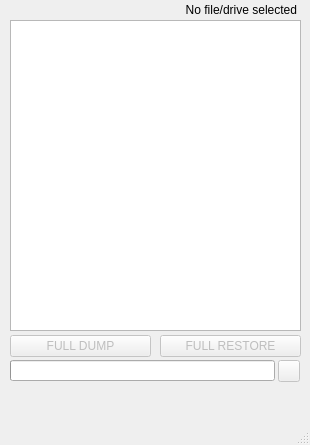
This is NxNandManager/mainwindow.ui in eliboa/NxNandManager as Qt 5 draws it before an edit. The edited form follows.
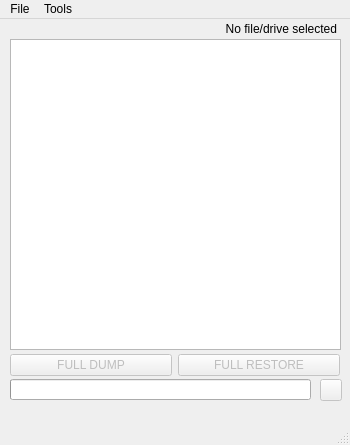
This is the edited form. Icons and pictures are not drawn.

Diff of the .ui file:
```diff
--- a/NxNandManager/mainwindow.ui
+++ b/NxNandManager/mainwindow.ui
@@ -6,13 +6,13 @@
    <rect>
     <x>0</x>
     <y>0</y>
-    <width>310</width>
+    <width>350</width>
     <height>445</height>
    </rect>
   </property>
   <property name="minimumSize">
    <size>
-    <width>310</width>
+    <width>350</width>
     <height>445</height>
    </size>
   </property>
@@ -41,7 +41,7 @@
      <rect>
       <x>10</x>
       <y>20</y>
-      <width>291</width>
+      <width>331</width>
       <height>311</height>
      </rect>
     </property>
@@ -57,7 +57,7 @@
      <rect>
       <x>10</x>
       <y>360</y>
-      <width>265</width>
+      <width>301</width>
       <height>21</height>
      </rect>
     </property>
@@ -572,7 +572,7 @@
      <rect>
       <x>10</x>
       <y>335</y>
-      <width>141</width>
+      <width>162</width>
       <height>22</height>
      </rect>
     </property>
@@ -604,9 +604,9 @@
     </property>
     <property name="geometry">
      <rect>
-      <x>160</x>
+      <x>178</x>
       <y>335</y>
-      <width>141</width>
+      <width>162</width>
       <height>22</height>
      </rect>
     </property>
@@ -632,7 +632,7 @@
     </property>
     <property name="geometry">
      <rect>
-      <x>278</x>
+      <x>320</x>
       <y>360</y>
       <width>22</width>
       <height>22</height>
@@ -663,7 +663,7 @@
      <rect>
       <x>6</x>
       <y>0</y>
-      <width>291</width>
+      <width>331</width>
       <height>20</height>
      </rect>
     </property>
@@ -691,10 +691,22 @@
     <rect>
      <x>0</x>
      <y>0</y>
-     <width>310</width>
+     <width>350</width>
      <height>21</height>
     </rect>
    </property>
+   <widget class="QMenu" name="menuFile">
+    <property name="title">
+     <string>File</string>
+    </property>
+   </widget>
+   <widget class="QMenu" name="menuTools">
+    <property name="title">
+     <string>Tools</string>
+    </property>
+   </widget>
+   <addaction name="menuFile"/>
+   <addaction name="menuTools"/>
   </widget>
   <widget class="QStatusBar" name="statusBar"/>
  </widget>
```
Left out of the diff: 2 changed lines with no effect on the pictures.
